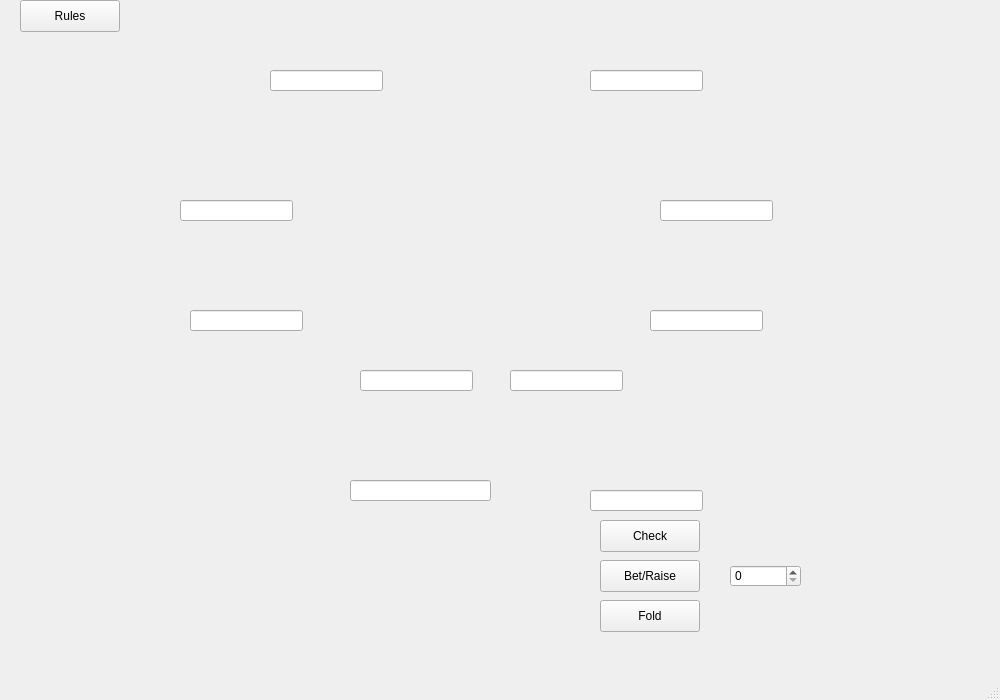
Above: Poker/Visuals/Gamewindow/gamewindow.ui from Cenzito/Poker before the change. Below: the same form after it.
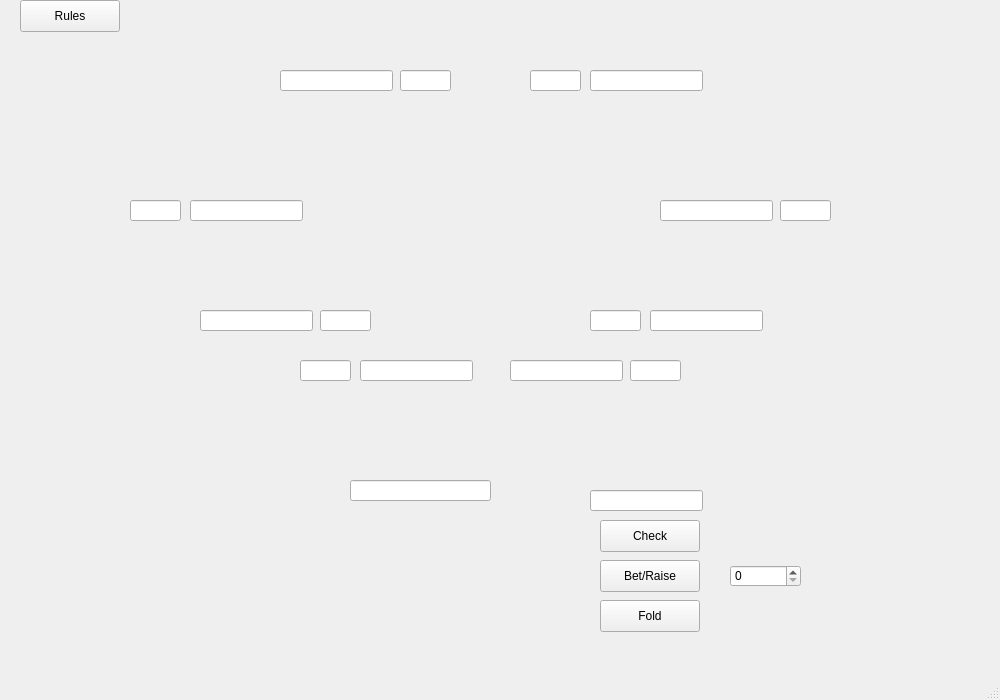
That is the form after the change.

Commit message: added the bet lines

Patch:
```diff
--- a/Poker/Visuals/Gamewindow/gamewindow.ui
+++ b/Poker/Visuals/Gamewindow/gamewindow.ui
@@ -183,12 +183,15 @@
    <widget class="QLineEdit" name="line_player1">
     <property name="geometry">
      <rect>
-      <x>270</x>
+      <x>280</x>
       <y>70</y>
       <width>113</width>
       <height>21</height>
      </rect>
     </property>
+    <property name="alignment">
+     <set>Qt::AlignCenter</set>
+    </property>
     <property name="readOnly">
      <bool>true</bool>
     </property>
@@ -223,11 +226,14 @@
     <property name="geometry">
      <rect>
       <x>510</x>
-      <y>370</y>
+      <y>360</y>
       <width>113</width>
       <height>21</height>
      </rect>
     </property>
+    <property name="alignment">
+     <set>Qt::AlignCenter</set>
+    </property>
     <property name="readOnly">
      <bool>true</bool>
     </property>
@@ -235,12 +241,15 @@
    <widget class="QLineEdit" name="lineEdit_5">
     <property name="geometry">
      <rect>
-      <x>190</x>
+      <x>200</x>
       <y>310</y>
       <width>113</width>
       <height>21</height>
      </rect>
     </property>
+    <property name="alignment">
+     <set>Qt::AlignCenter</set>
+    </property>
     <property name="readOnly">
      <bool>true</bool>
     </property>
@@ -248,12 +257,15 @@
    <widget class="QLineEdit" name="line_player3">
     <property name="geometry">
      <rect>
-      <x>180</x>
+      <x>190</x>
       <y>200</y>
       <width>113</width>
       <height>21</height>
      </rect>
     </property>
+    <property name="alignment">
+     <set>Qt::AlignCenter</set>
+    </property>
     <property name="readOnly">
      <bool>true</bool>
     </property>
@@ -262,11 +274,14 @@
     <property name="geometry">
      <rect>
       <x>360</x>
-      <y>370</y>
+      <y>360</y>
       <width>113</width>
       <height>21</height>
      </rect>
     </property>
+    <property name="alignment">
+     <set>Qt::AlignCenter</set>
+    </property>
     <property name="readOnly">
      <bool>true</bool>
     </property>
@@ -280,6 +295,137 @@
       <height>21</height>
      </rect>
     </property>
+    <property name="alignment">
+     <set>Qt::AlignCenter</set>
+    </property>
+    <property name="readOnly">
+     <bool>true</bool>
+    </property>
+   </widget>
+   <widget class="QLineEdit" name="line_bet3">
+    <property name="geometry">
+     <rect>
+      <x>130</x>
+      <y>200</y>
+      <width>51</width>
+      <height>21</height>
+     </rect>
+    </property>
+    <property name="alignment">
+     <set>Qt::AlignCenter</set>
+    </property>
+    <property name="readOnly">
+     <bool>true</bool>
+    </property>
+   </widget>
+   <widget class="QLineEdit" name="line_bet8">
+    <property name="geometry">
+     <rect>
+      <x>630</x>
+      <y>360</y>
+      <width>51</width>
+      <height>21</height>
+     </rect>
+    </property>
+    <property name="alignment">
+     <set>Qt::AlignCenter</set>
+    </property>
+    <property name="readOnly">
+     <bool>true</bool>
+    </property>
+   </widget>
+   <widget class="QLineEdit" name="line_bet7">
+    <property name="geometry">
+     <rect>
+      <x>300</x>
+      <y>360</y>
+      <width>51</width>
+      <height>21</height>
+     </rect>
+    </property>
+    <property name="alignment">
+     <set>Qt::AlignCenter</set>
+    </property>
+    <property name="readOnly">
+     <bool>true</bool>
+    </property>
+   </widget>
+   <widget class="QLineEdit" name="line_bet5">
+    <property name="geometry">
+     <rect>
+      <x>320</x>
+      <y>310</y>
+      <width>51</width>
+      <height>21</height>
+     </rect>
+    </property>
+    <property name="alignment">
+     <set>Qt::AlignCenter</set>
+    </property>
+    <property name="readOnly">
+     <bool>true</bool>
+    </property>
+   </widget>
+   <widget class="QLineEdit" name="line_bet1">
+    <property name="geometry">
+     <rect>
+      <x>400</x>
+      <y>70</y>
+      <width>51</width>
+      <height>21</height>
+     </rect>
+    </property>
+    <property name="alignment">
+     <set>Qt::AlignCenter</set>
+    </property>
+    <property name="readOnly">
+     <bool>true</bool>
+    </property>
+   </widget>
+   <widget class="QLineEdit" name="line_bet4">
+    <property name="geometry">
+     <rect>
+      <x>780</x>
+      <y>200</y>
+      <width>51</width>
+      <height>21</height>
+     </rect>
+    </property>
+    <property name="alignment">
+     <set>Qt::AlignCenter</set>
+    </property>
+    <property name="readOnly">
+     <bool>true</bool>
+    </property>
+   </widget>
+   <widget class="QLineEdit" name="line_bet6">
+    <property name="geometry">
+     <rect>
+      <x>590</x>
+      <y>310</y>
+      <width>51</width>
+      <height>21</height>
+     </rect>
+    </property>
+    <property name="alignment">
+     <set>Qt::AlignCenter</set>
+    </property>
+    <property name="readOnly">
+     <bool>true</bool>
+    </property>
+   </widget>
+   <widget class="QLineEdit" name="line_bet2">
+    <property name="geometry">
+     <rect>
+      <x>530</x>
+      <y>70</y>
+      <width>51</width>
+      <height>21</height>
+     </rect>
+    </property>
+    <property name="alignment">
+     <set>Qt::AlignCenter</set>
+    </property>
     <property name="readOnly">
      <bool>true</bool>
     </property>
```
Left out of the diff: 14 changed lines with no effect on the pictures. The commit also changes 1 other file.
